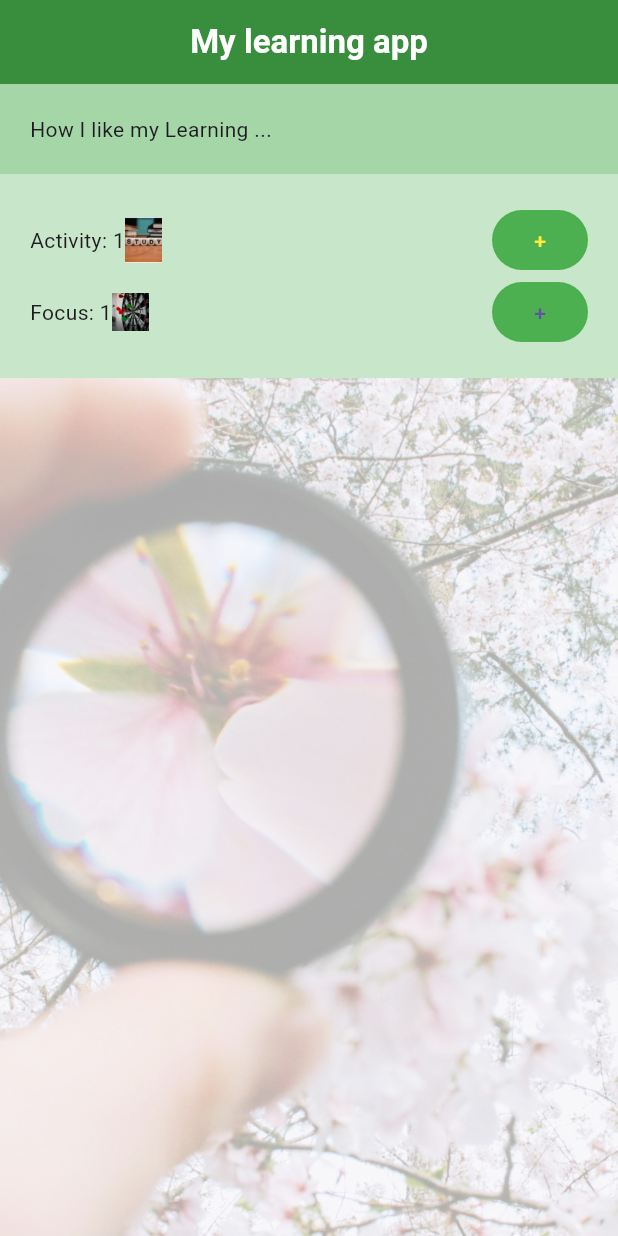
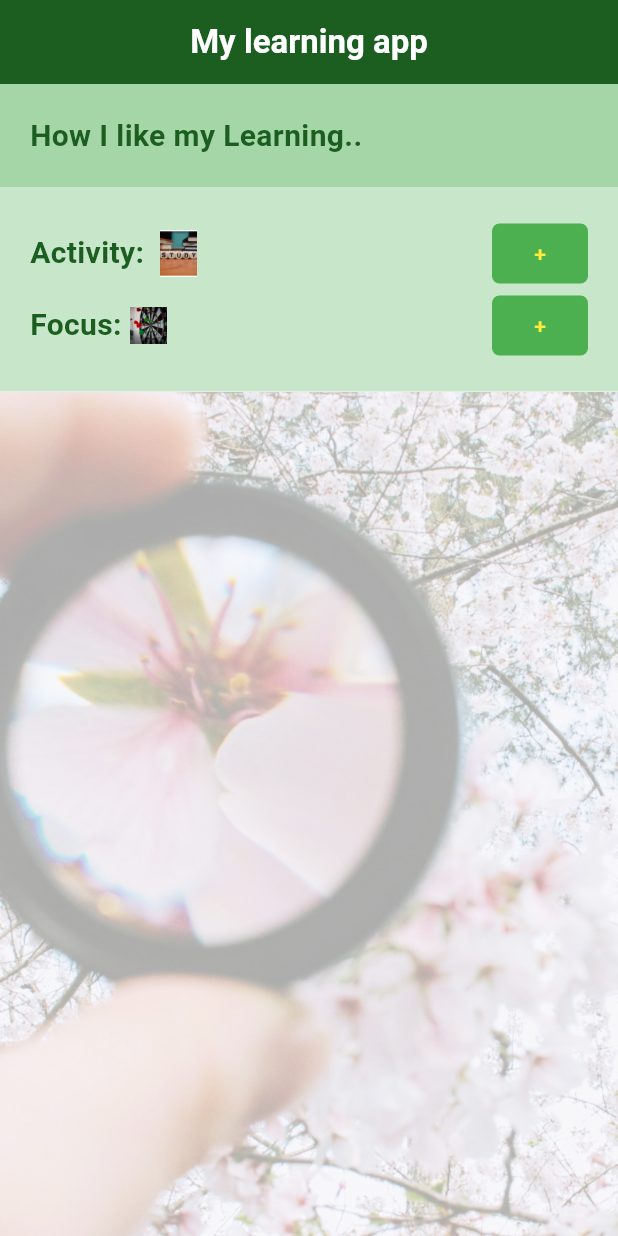
Before and after one commit to azmek/flutter_start, a Flutter app: the screen it shows after launch, on a phone screen of 412 x 824 dp. Run offline on Flutter 3.47's test engine with Material 3 defaults, Android fonts, the light colour scheme and no system bars.

Commit message:
finished first part

```diff
--- a/lib/home.dart
+++ b/lib/home.dart
@@ -1,5 +1,6 @@
 import 'package:flutter/material.dart';
 import 'package:my_learning/prefs.dart';
+import 'package:my_learning/styled_body_text.dart';
 
 class Home extends StatelessWidget {
   const Home({super.key});
@@ -12,7 +13,7 @@ class Home extends StatelessWidget {
           'My learning app',
           style: (TextStyle(color: Colors.white, fontWeight: FontWeight.bold)),
         ),
-        backgroundColor: Colors.green[700],
+        backgroundColor: Colors.green[900],
         centerTitle: true,
       ),
       body: Column(
@@ -21,7 +22,7 @@ class Home extends StatelessWidget {
           Container(
             color: Colors.green[200],
             padding: const EdgeInsets.all(20),
-            child: const Text('How I like my Learning ...'),
+            child: const StyleBodyText('How I like my Learning..'),
           ),
           Container(
             color: Colors.green[100],
--- a/lib/prefs.dart
+++ b/lib/prefs.dart
@@ -1,4 +1,6 @@
 import 'package:flutter/material.dart';
+import 'package:my_learning/styled_body_text.dart';
+import 'package:my_learning/styled_button.dart';
 
 class LearningPrefs extends StatefulWidget {
   const LearningPrefs({super.key});
@@ -29,32 +31,20 @@ class _LearningPrefsState extends State<LearningPrefs> {
       children: [
         Row(
           children: [
-            const Text('Activity: '),
-            Text('$activity'),
-            Image.asset('assets/img/study.png', width: 25),
+            const StyleBodyText('Activity:  '),
+            for (int i = 0; i < activity; i++)
+              Image.asset('assets/img/study.png', width: 25),
             const Expanded(child: SizedBox()),
-            FilledButton(
-              style: FilledButton.styleFrom(
-                backgroundColor: Colors.green,
-                foregroundColor: Colors.yellow,
-              ),
-              onPressed: increaseStrength,
-
-              child: const Text('+'),
-            ),
+            StyledButton(onPressed: increaseStrength, child: const Text('+')),
           ],
         ),
         Row(
           children: [
-            const Text('Focus: '),
-            Text('$focus'),
-            Image.asset('assets/img/target.png', width: 25),
+            const StyleBodyText('Focus: '),
+            for (int i = 0; i < focus; i++)
+              Image.asset('assets/img/target.png', width: 25),
             const Expanded(child: SizedBox()),
-            TextButton(
-              style: TextButton.styleFrom(backgroundColor: Colors.green),
-              onPressed: increaseFocus,
-              child: const Text('+'),
-            ),
+            StyledButton(onPressed: increaseFocus, child: const Text('+')),
           ],
         ),
       ],
--- /dev/null
+++ b/lib/styled_body_text.dart
@@ -0,0 +1,18 @@
+import 'package:flutter/material.dart';
+
+class StyleBodyText extends StatelessWidget {
+  const StyleBodyText(this.text, {super.key});
+  final String text;
+
+  @override
+  Widget build(BuildContext context) {
+    return Text(
+      text,
+      style: TextStyle(
+        color: Colors.green[900],
+        fontSize: 20,
+        fontWeight: FontWeight.bold,
+      ),
+    );
+  }
+}
--- /dev/null
+++ b/lib/styled_button.dart
@@ -0,0 +1,23 @@
+import 'package:flutter/material.dart';
+
+class StyledButton extends StatelessWidget {
+  const StyledButton({super.key, required this.onPressed, required this.child});
+
+  final Widget child;
+  final void Function() onPressed;
+
+  @override
+  Widget build(BuildContext context) {
+    return TextButton(
+      style: TextButton.styleFrom(
+        backgroundColor: Colors.green,
+        foregroundColor: Colors.yellow,
+        shape: const RoundedRectangleBorder(
+          borderRadius: BorderRadius.all(Radius.circular(5)),
+        ),
+      ),
+      onPressed: onPressed,
+      child: child,
+    );
+  }
+}
```
